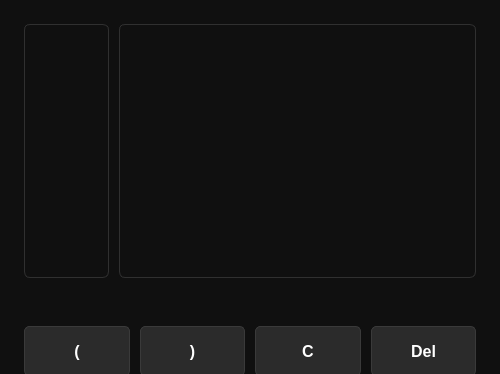
This is mainwindow.ui in im-the-g00se-BMSTU/lab3-oop as Qt 5 draws it before an edit; both pictures show x 0 to 500 and y 0 to 374 of the 500 by 700 pixel window. The edited form follows.
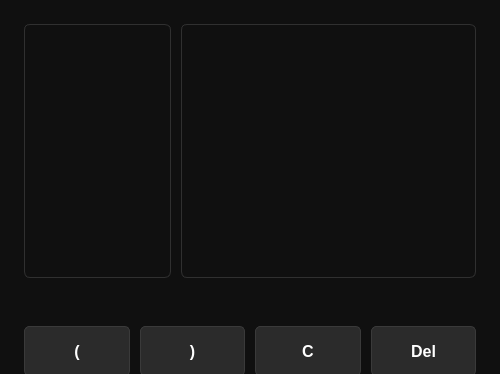
This is the edited form. Icons and pictures are not drawn.

Patch:
```diff
--- a/mainwindow.ui
+++ b/mainwindow.ui
@@ -104,11 +104,23 @@
       <item>
        <widget class="QLabel" name="monkeyLabel">
         <property name="sizePolicy">
-         <sizepolicy hsizetype="Minimum" vsizetype="Minimum">
+         <sizepolicy hsizetype="Expanding" vsizetype="Expanding">
           <horstretch>0</horstretch>
           <verstretch>0</verstretch>
          </sizepolicy>
         </property>
+        <property name="minimumSize">
+         <size>
+          <width>120</width>
+          <height>120</height>
+         </size>
+        </property>
+        <property name="maximumSize">
+         <size>
+          <width>16777215</width>
+          <height>16777215</height>
+         </size>
+        </property>
         <property name="text">
          <string/>
         </property>
@@ -123,7 +135,7 @@
       <item>
        <widget class="QLineEdit" name="displayLineEdit">
         <property name="sizePolicy">
-         <sizepolicy hsizetype="Minimum" vsizetype="Minimum">
+         <sizepolicy hsizetype="Expanding" vsizetype="Expanding">
           <horstretch>0</horstretch>
           <verstretch>0</verstretch>
          </sizepolicy>
```
Left out of the diff: 2 changed lines with no effect on the pictures.
